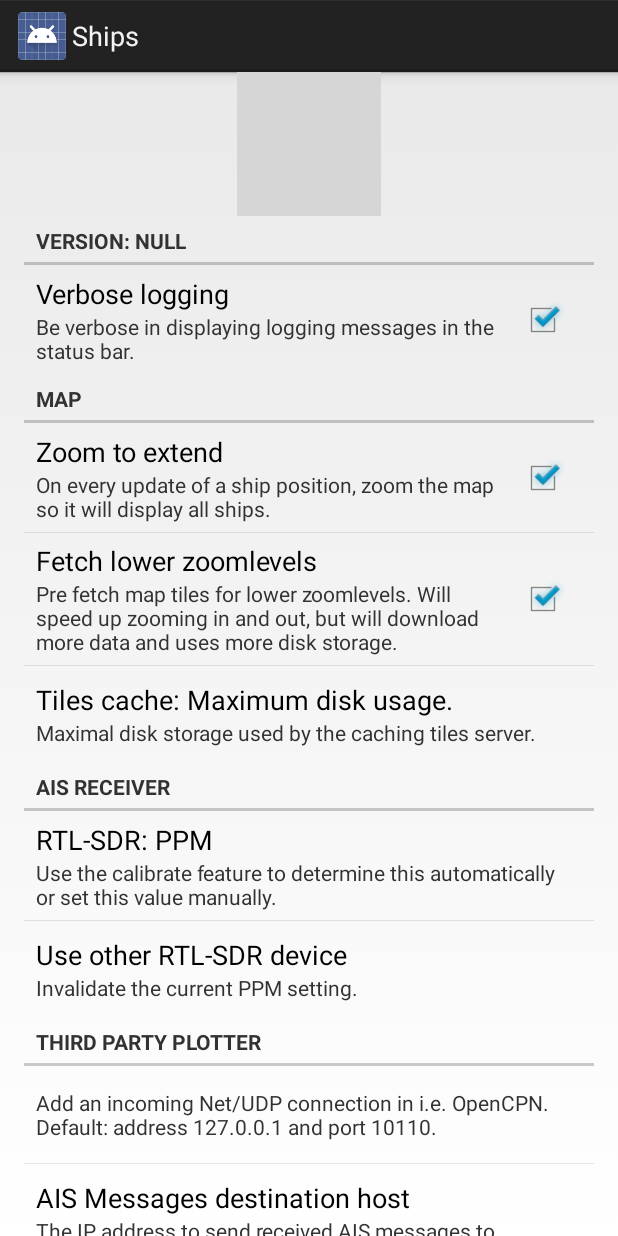
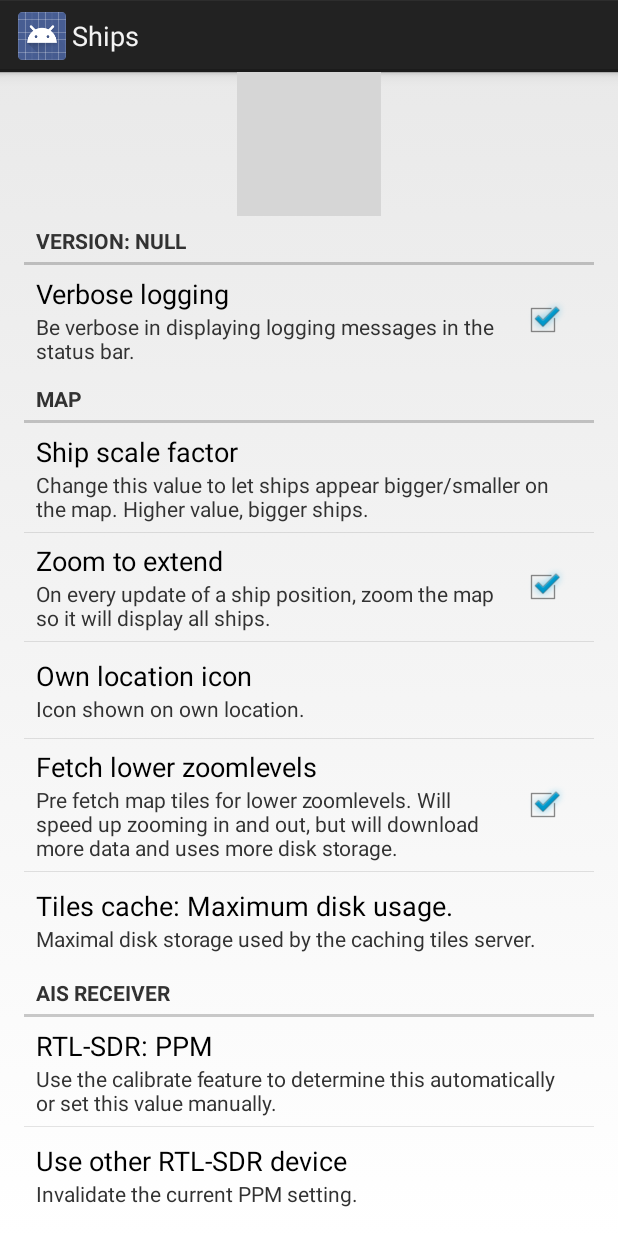
Before and after one commit to videgro/Ships, an Android app: the SettingsActivity screen opened directly, with no data from a screen before it, on a phone screen of 412 x 824 dp. Run offline under Robolectric (Android 15) with nearby library versions, the phone set to English and light mode, and no system bars; grey boxes are pictures that could not be loaded.

Commit message:
Make it possible to use a custom 'own location icon' and custom scaling factor for ships / Different ship icons
- Let the user select how to display own location on the map:
   - Antenna
   - House
   - Yacht
   - Sailboat
   - Cargo
- Let the user select how to scale ships in the map
- Default reduced the size of the ships
- Added new ship icons / differentiate between ships

```diff
--- a/app/src/main/java/net/videgro/ships/fragments/ShowMapFragment.java
+++ b/app/src/main/java/net/videgro/ships/fragments/ShowMapFragment.java
@@ -241,6 +241,8 @@ public class ShowMapFragment extends Fragment implements OwnLocationReceivedList
             public void onPageFinished(WebView view, String url) {
                 webView.loadUrl("javascript:setZoomToExtent(" + Boolean.toString(SettingsUtils.parseFromPreferencesMapZoomToExtend(getActivity())) + ")");
                 webView.loadUrl("javascript:setPrefetchLowerZoomLevelsTiles(" + Boolean.toString(SettingsUtils.parseFromPreferencesMapCacheLowerZoomlevels(getActivity())) + ")");
+                webView.loadUrl("javascript:setShipScaleFactor("+SettingsUtils.parseFromPreferencesShipScaleFactor(getActivity())+")");
+                webView.loadUrl("javascript:setOwnLocationIcon('"+SettingsUtils.parseFromPreferencesOwnLocationIcon(getActivity())+"')");
                 if (lastReceivedOwnLocation != null) {
                     webView.loadUrl("javascript:setCurrentPosition(" + lastReceivedOwnLocation.getLongitude() + "," + lastReceivedOwnLocation.getLatitude() + ")");
                 }
--- a/app/src/main/java/net/videgro/ships/nmea2ship/AisParser.java
+++ b/app/src/main/java/net/videgro/ships/nmea2ship/AisParser.java
@@ -90,7 +90,10 @@ public class AisParser {
 			ship.setDimStarboard(msg.getDimStarboard());
 			ship.setDimStern(msg.getDimStern());
 			final ShipTypeCargo shipTypeCargo = new ShipTypeCargo(msg.getShipType());
-			ship.setShipType(shipTypeCargo.prettyCargo()+" "+shipTypeCargo.prettyType());
+			//ship.setShipType(shipTypeCargo.prettyCargo()+" "+shipTypeCargo.prettyType());
+            if (shipTypeCargo.getShipType()!=null) {
+                ship.setShipType(shipTypeCargo.getShipType().toString());
+            }
 	    }
 
 	    if (aisMessage instanceof AisMessage5){
--- a/app/src/main/res/values/strings.xml
+++ b/app/src/main/res/values/strings.xml
@@ -104,7 +104,32 @@
   	<string name="pref_mapCacheMaxDiskUsage_summary">Maximal disk storage used by the caching tiles server.</string>
   	<string name="pref_mapCacheMaxDiskUsage_title">Tiles cache: Maximum disk usage.</string>
 
-  	<string name="pref_AisReceiverSettings_title">AIS Receiver</string>
+	<string name="pref_shipScaleFactor">pref_shipScaleFactor</string>
+	<string name="pref_shipScaleFactor_default">8</string>
+	<string name="pref_shipScaleFactor_dialog_title">Scale factor of ships on map. Default value: 8</string>
+	<string name="pref_shipScaleFactor_summary">Change this value to let ships appear bigger/smaller on the map. Higher value, bigger ships.</string>
+	<string name="pref_shipScaleFactor_title">Ship scale factor</string>
+
+    <string name="pref_ownLocationIcon">pref_ownLocationIcon</string>
+    <string name="pref_ownLocationIcon_title">Own location icon</string>
+    <string name="pref_ownLocationIcon_summary">Icon shown on own location.</string>
+    <string name="pref_ownLocationIcon_default">antenna.png</string>
+    <string-array name="pref_ownLocationIcon_entries">
+        <item>Antenna</item>
+        <item>House</item>
+        <item>Yacht</item>
+        <item>Sailboat</item>
+        <item>Cargo</item>
+    </string-array>
+    <string-array name="pref_ownLocationIcon_values">
+        <item>antenna.png</item>
+        <item>house.png</item>
+        <item>yacht_1.png</item>
+        <item>sailing-yacht_1.png</item>
+        <item>container-ship-top_1.png</item>
+    </string-array>
+
+    <string name="pref_AisReceiverSettings_title">AIS Receiver</string>
 
 	<!--
     <string name="pref_rtlSdrForceRoot">pref_forceRoot</string>
--- a/app/src/main/res/xml/preferences.xml
+++ b/app/src/main/res/xml/preferences.xml
@@ -9,11 +9,25 @@
             android:title="@string/pref_loggingVerbose_title" />
     </PreferenceCategory>
     <PreferenceCategory android:title="@string/pref_MapSettings_title" >
+        <EditTextPreference
+            android:defaultValue="@string/pref_shipScaleFactor_default"
+            android:dialogTitle="@string/pref_shipScaleFactor_dialog_title"
+            android:inputType="numberSigned"
+            android:key="@string/pref_shipScaleFactor"
+            android:summary="@string/pref_shipScaleFactor_summary"
+            android:title="@string/pref_shipScaleFactor_title" />
         <CheckBoxPreference
             android:defaultValue="true"
             android:key="@string/pref_mapZoomToExtend"
             android:summary="@string/pref_mapZoomToExtend_summary"
             android:title="@string/pref_mapZoomToExtend_title" />
+        <ListPreference
+            android:key="@string/pref_ownLocationIcon"
+            android:title="@string/pref_ownLocationIcon_title"
+            android:summary="@string/pref_ownLocationIcon_summary"
+            android:defaultValue="@string/pref_ownLocationIcon_default"
+            android:entries="@array/pref_ownLocationIcon_entries"
+            android:entryValues="@array/pref_ownLocationIcon_values"/>
         <CheckBoxPreference
             android:defaultValue="true"
             android:key="@string/pref_mapFetchLowerZoomLevels"
```
Also changed, not shown: app/src/main/java/net/videgro/ships/SettingsUtils.java (+33 -0 lines), app/src/main/assets/images/antenna.png (added), app/src/main/assets/images/basic_blue.png (added), app/src/main/assets/images/basic_green.png (added), app/src/main/assets/images/basic_red.png (added), app/src/main/assets/images/basic_turquoise.png (added), app/src/main/assets/images/basic_yellow.png (added), app/src/main/assets/images/house.png (added), app/src/main/assets/images/passenger.png (added), app/src/main/assets/images/sailing-yacht_1.png (added), app/src/main/assets/images/sailing-yacht_2.png (added), app/src/main/assets/images/yacht_1.png (added), app/src/main/assets/images/yacht_2.png (added), app/src/main/assets/images/yacht_3.png (added), 1 more files, 1 other file.
